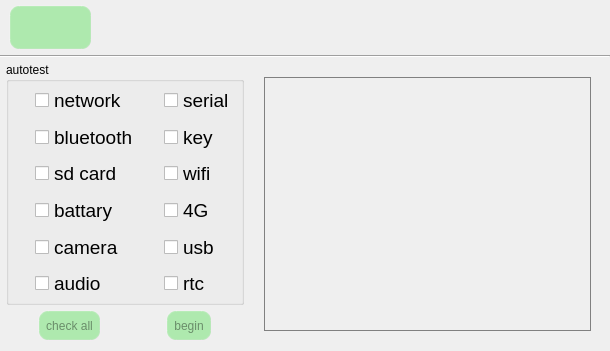
Old version of the form all_test.ui in the repository jizizihe/baijie_demo.
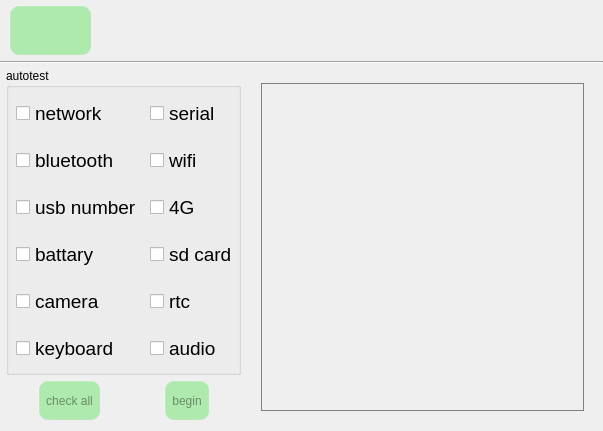
New version of the form. Icons and pictures are not drawn.

Commit message: func: 1.add file directory display and modify layout in strorage       2.add switch buttons and change layout in 4g       3.add display serial port for server when receiving data and keypress test in multiple selection can be tested in interface       4.modify content in User Manual       5.Add databases for wifi, hotspots, Bluetooth, and networking

What changed in the file:
```diff
--- a/all_test.ui
+++ b/all_test.ui
@@ -6,8 +6,8 @@
    <rect>
     <x>0</x>
     <y>0</y>
-    <width>610</width>
-    <height>351</height>
+    <width>603</width>
+    <height>431</height>
    </rect>
   </property>
   <property name="minimumSize">
@@ -235,6 +235,9 @@
            </property>
            <item row="0" column="1" rowspan="2">
             <layout class="QVBoxLayout" name="verticalLayout_3">
+             <property name="topMargin">
+              <number>2</number>
+             </property>
              <item>
               <widget class="QCheckBox" name="networkChk">
                <property name="sizePolicy">
@@ -296,7 +299,7 @@
               </widget>
              </item>
              <item>
-              <widget class="QCheckBox" name="sdcardChk">
+              <widget class="QCheckBox" name="usbChk">
                <property name="sizePolicy">
                 <sizepolicy hsizetype="Minimum" vsizetype="Minimum">
                  <horstretch>0</horstretch>
@@ -321,7 +324,7 @@
                 </font>
                </property>
                <property name="text">
-                <string>sd card</string>
+                <string>usb number</string>
                </property>
               </widget>
              </item>
@@ -386,7 +389,7 @@
               </widget>
              </item>
              <item>
-              <widget class="QCheckBox" name="audioChk">
+              <widget class="QCheckBox" name="keyChk">
                <property name="sizePolicy">
                 <sizepolicy hsizetype="Minimum" vsizetype="Minimum">
                  <horstretch>0</horstretch>
@@ -411,7 +414,7 @@
                 </font>
                </property>
                <property name="text">
-                <string>audio</string>
+                <string>keyboard</string>
                </property>
               </widget>
              </item>
@@ -445,6 +448,9 @@
            </item>
            <item row="0" column="3" rowspan="2">
             <layout class="QVBoxLayout" name="verticalLayout_4">
+             <property name="topMargin">
+              <number>2</number>
+             </property>
              <item>
               <widget class="QCheckBox" name="serialChk">
                <property name="sizePolicy">
@@ -475,36 +481,6 @@
                </property>
               </widget>
              </item>
-             <item>
-              <widget class="QCheckBox" name="keyChk">
-               <property name="sizePolicy">
-                <sizepolicy hsizetype="Minimum" vsizetype="Minimum">
-                 <horstretch>0</horstretch>
-                 <verstretch>0</verstretch>
-                </sizepolicy>
-               </property>
-               <property name="minimumSize">
-                <size>
-                 <width>0</width>
-                 <height>0</height>
-                </size>
-               </property>
-               <property name="maximumSize">
-                <size>
-                 <width>16777215</width>
-                 <height>16777215</height>
-                </size>
-               </property>
-               <property name="font">
-                <font>
-                 <pointsize>14</pointsize>
-                </font>
-               </property>
-               <property name="text">
-                <string>key</string>
-               </property>
-              </widget>
-             </item>
              <item>
               <widget class="QCheckBox" name="wifiChk">
                <property name="sizePolicy">
@@ -566,7 +542,7 @@
               </widget>
              </item>
              <item>
-              <widget class="QCheckBox" name="usbChk">
+              <widget class="QCheckBox" name="sdcardChk">
                <property name="sizePolicy">
                 <sizepolicy hsizetype="Minimum" vsizetype="Minimum">
                  <horstretch>0</horstretch>
@@ -591,7 +567,7 @@
                 </font>
                </property>
                <property name="text">
-                <string>usb</string>
+                <string>sd card</string>
                </property>
               </widget>
              </item>
@@ -625,6 +601,36 @@
                </property>
               </widget>
              </item>
+             <item>
+              <widget class="QCheckBox" name="audioChk">
+               <property name="sizePolicy">
+                <sizepolicy hsizetype="Minimum" vsizetype="Minimum">
+                 <horstretch>0</horstretch>
+                 <verstretch>0</verstretch>
+                </sizepolicy>
+               </property>
+               <property name="minimumSize">
+                <size>
+                 <width>0</width>
+                 <height>0</height>
+                </size>
+               </property>
+               <property name="maximumSize">
+                <size>
+                 <width>16777215</width>
+                 <height>16777215</height>
+                </size>
+               </property>
+               <property name="font">
+                <font>
+                 <pointsize>14</pointsize>
+                </font>
+               </property>
+               <property name="text">
+                <string>audio</string>
+               </property>
+              </widget>
+             </item>
             </layout>
            </item>
           </layout>
```
Left out of the diff: 2 changed lines with no effect on the pictures. The commit also changes 43 other files.
